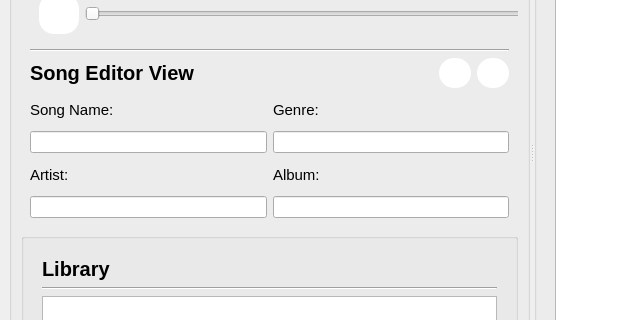
The window that src/mainwindow.ui (waveplough/MusicPlaylistManager) describes before a commit, drawn with Qt 5; both pictures show x 0 to 639 and y 279 to 599 of the 1080 by 864 pixel window.
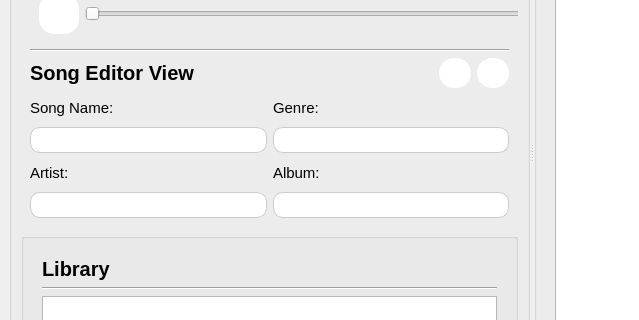
The same window after the commit. The open tabs and pages were chosen to show the change. Icons and pictures are not drawn.

Diff of the .ui file:
```diff
--- a/src/mainwindow.ui
+++ b/src/mainwindow.ui
@@ -613,6 +613,17 @@
                       <verstretch>0</verstretch>
                      </sizepolicy>
                     </property>
+                    <property name="styleSheet">
+                     <string notr="true">QLineEdit {
+    border: 1px solid #cccccc;
+    border-radius: 10px;
+    padding: 4px 10px;
+    background-color: white;
+}
+QLineEdit:focus {
+    border: 1px solid #888888;
+}</string>
+                    </property>
                    </widget>
                   </item>
                   <item>
@@ -636,6 +647,17 @@
                       <verstretch>0</verstretch>
                      </sizepolicy>
                     </property>
+                    <property name="styleSheet">
+                     <string notr="true">QLineEdit {
+    border: 1px solid #cccccc;
+    border-radius: 10px;
+    padding: 4px 10px;
+    background-color: white;
+}
+QLineEdit:focus {
+    border: 1px solid #888888;
+}</string>
+                    </property>
                    </widget>
                   </item>
                  </layout>
@@ -663,6 +685,17 @@
                       <verstretch>0</verstretch>
                      </sizepolicy>
                     </property>
+                    <property name="styleSheet">
+                     <string notr="true">QLineEdit {
+    border: 1px solid #cccccc;
+    border-radius: 10px;
+    padding: 4px 10px;
+    background-color: white;
+}
+QLineEdit:focus {
+    border: 1px solid #888888;
+}</string>
+                    </property>
                     <property name="text">
                      <string/>
                     </property>
@@ -689,6 +722,17 @@
                       <verstretch>0</verstretch>
                      </sizepolicy>
                     </property>
+                    <property name="styleSheet">
+                     <string notr="true">QLineEdit {
+    border: 1px solid #cccccc;
+    border-radius: 10px;
+    padding: 4px 10px;
+    background-color: white;
+}
+QLineEdit:focus {
+    border: 1px solid #888888;
+}</string>
+                    </property>
                    </widget>
                   </item>
                  </layout>
```
Left out of the diff: 2 changed lines with no effect on the pictures.
